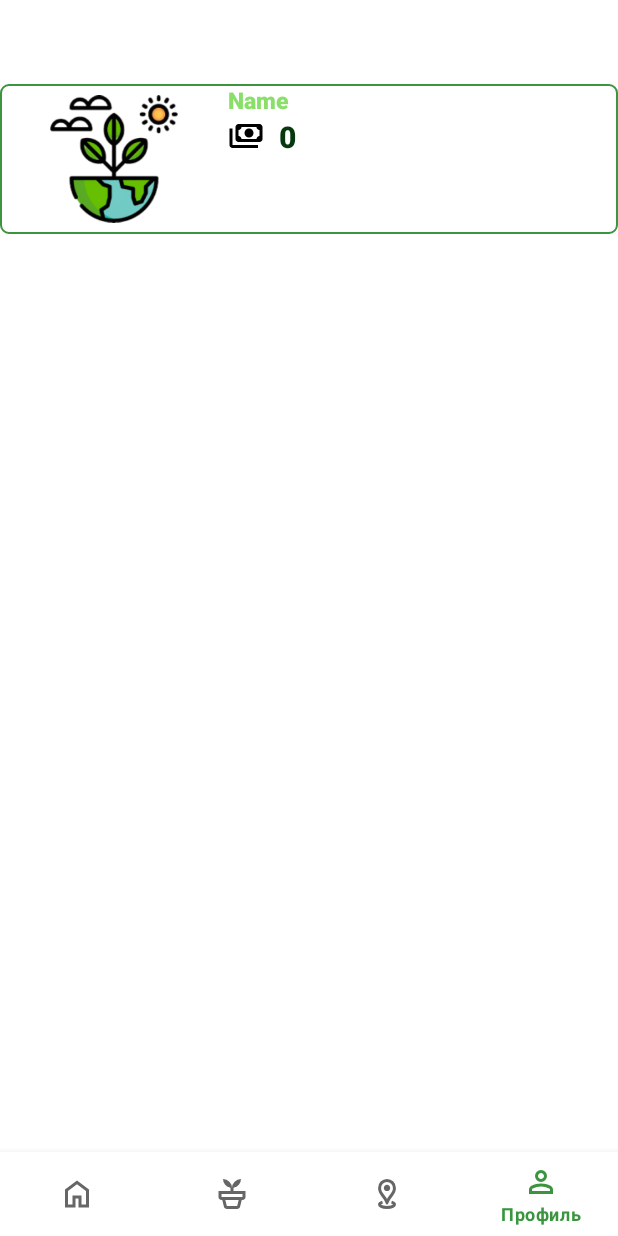
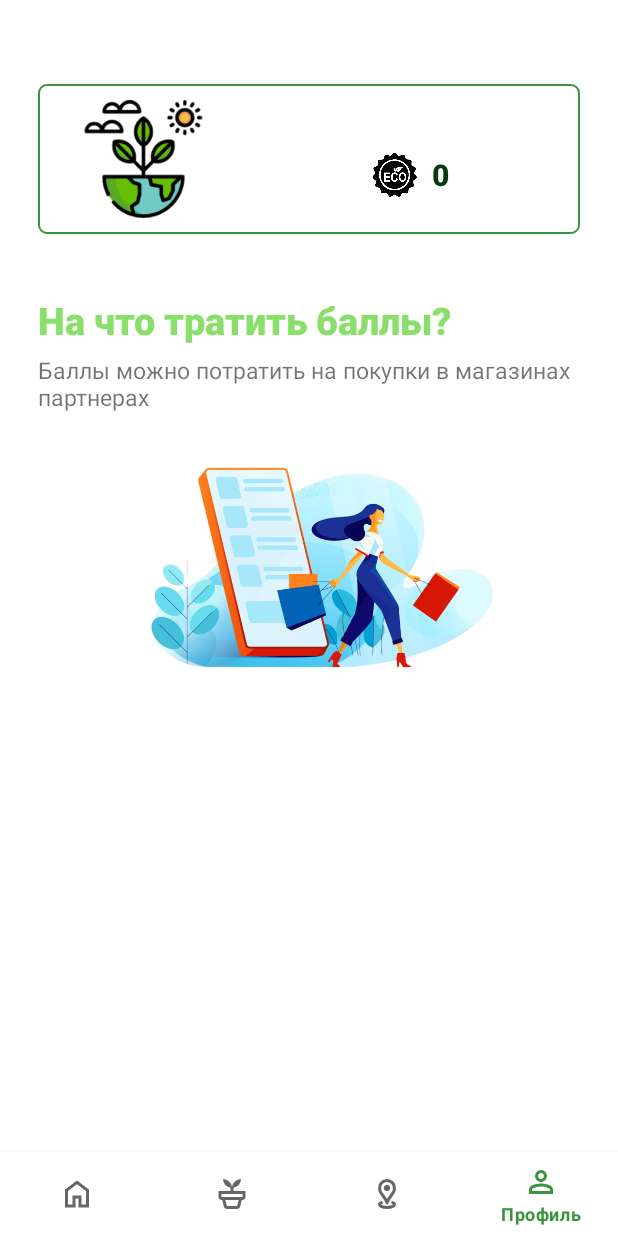
Before and after one commit to Biba2023/EcoAppBest, an Android app: the NotificationsFragment screen opened through its navigation route, on a phone screen of 412 x 824 dp. Run offline under Robolectric (Android 15) with nearby library versions, the phone set to English and light mode, and no system bars; our stand-ins replace navigation-ui.

Commit message:
Added name in profile screen

```diff
--- a/app/src/main/java/com/example/ecoapp/ui/profile/NotificationsFragment.java
+++ b/app/src/main/java/com/example/ecoapp/ui/profile/NotificationsFragment.java
@@ -1,5 +1,9 @@
 package com.example.ecoapp.ui.profile;
 
+
+
+import android.content.Context;
+import android.content.SharedPreferences;
 import android.os.Bundle;
 import android.view.LayoutInflater;
 import android.view.View;
@@ -15,7 +19,8 @@ import com.example.ecoapp.databinding.FragmentNotificationsBinding;
 public class NotificationsFragment extends Fragment {
 
     private FragmentNotificationsBinding binding;
-
+    private static final String PREF_NAME = "UserData";
+    private TextView Name;
     public View onCreateView(@NonNull LayoutInflater inflater,
                              ViewGroup container, Bundle savedInstanceState) {
         NotificationsViewModel notificationsViewModel =
@@ -23,7 +28,12 @@ public class NotificationsFragment extends Fragment {
 
         binding = FragmentNotificationsBinding.inflate(inflater, container, false);
         View root = binding.getRoot();
+        Name = binding.name;
+        SharedPreferences sharedPreferences = requireActivity().getSharedPreferences(PREF_NAME, Context.MODE_PRIVATE);
 
+        String login = sharedPreferences.getString("login", "");
+
+        Name.setText(login);
 
         return root;
     }
--- a/app/src/main/res/layout/activity_food_main.xml
+++ b/app/src/main/res/layout/activity_food_main.xml
@@ -37,7 +37,7 @@
                     android:layout_height="wrap_content"
                     android:fontFamily="sans-serif-black"
                     android:text="Питание"
-                    android:layout_marginStart="60dp"
+                    android:layout_marginStart="70dp"
                     android:layout_gravity="center"
                     android:textColor="@color/PrimaryColorGreen"
                     android:textSize="25sp" />
--- a/app/src/main/res/layout/activity_water_main.xml
+++ b/app/src/main/res/layout/activity_water_main.xml
@@ -36,7 +36,7 @@
                 <TextView
                     android:layout_width="wrap_content"
                     android:layout_height="wrap_content"
-                    android:layout_marginStart="50dp"
+                    android:layout_marginStart="80dp"
                     android:fontFamily="sans-serif-black"
                     android:text="Вода"
                     android:layout_gravity="center"
--- a/app/src/main/res/layout/fragment_notifications.xml
+++ b/app/src/main/res/layout/fragment_notifications.xml
@@ -9,13 +9,14 @@
     android:layout_width="match_parent"
     android:layout_height="wrap_content"
     android:orientation="vertical"
+    android:layout_marginStart="25dp"
+    android:layout_marginEnd="25dp"
     android:weightSum="180">
     <LinearLayout
         android:layout_width="match_parent"
         android:layout_height="wrap_content"
         android:orientation="horizontal"
         android:layout_weight="1"
-
         android:background="@drawable/background_advice"
         android:weightSum="5">
         <ImageView
@@ -27,25 +28,28 @@
             android:layout_width="wrap_content"
             android:layout_height="wrap_content"
             android:orientation="vertical"
+            android:layout_gravity="center_vertical"
             android:layout_weight="4">
         <TextView
+            android:id="@+id/name"
             android:layout_width="wrap_content"
             android:layout_height="wrap_content"
             android:textColor="@color/PrimaryColorGreen"
             android:textSize="15sp"
+            android:layout_gravity="center"
             android:text="Name"
             android:fontFamily="sans-serif-black"/>
             <LinearLayout
                 android:layout_width="wrap_content"
                 android:layout_height="wrap_content"
-                android:layout_gravity="center_vertical"
+                android:layout_gravity="center"
 
                 android:orientation="horizontal">
 
                 <ImageView
-                    android:layout_width="wrap_content"
-                    android:layout_height="wrap_content"
-                    android:src="@drawable/ic_coins"
+                    android:layout_width="30dp"
+                    android:layout_height="30dp"
+                    android:src="@drawable/ic_coin"
                     android:layout_gravity="center"/>
 
                 <TextView
@@ -63,13 +67,28 @@
         </LinearLayout>
 
     </LinearLayout>
+    <TextView
+        android:layout_width="wrap_content"
+        android:layout_height="wrap_content"
+        android:text="На что тратить баллы?"
+        android:fontFamily="sans-serif-black"
+        android:textColor="@color/PrimaryColorGreen"
+        android:textSize="25sp"
+        android:layout_marginTop="40dp"/>
+    <TextView
+        android:layout_width="wrap_content"
+        android:layout_height="wrap_content"
+        android:layout_marginTop="5dp"
+        android:textSize="15sp"
+        android:text="Баллы можно потратить на покупки в магазинах партнерах"/>
+    <ImageView
+        android:layout_width="wrap_content"
+        android:layout_height="200dp"
+        android:src="@drawable/shopping"/>
 </LinearLayout>
     <androidx.constraintlayout.widget.Guideline
         android:layout_width="wrap_content"
         android:layout_height="wrap_content"
-        app:layout_constraintGuide_percent="135"/>
-    <androidx.constraintlayout.widget.Guideline
-        android:layout_width="wrap_content"
-        android:layout_height="wrap_content"
-        app:layout_constraintGuide_percent="10"/>
+        app:layout_constraintGuide_percent="1.85"/>
+
 </androidx.constraintlayout.widget.ConstraintLayout>
```
Also changed, not shown: app/src/main/res/layout/activity_login.xml (+25 -6 lines), app/src/main/res/layout/fragment_dashboard.xml (+6 -4 lines), app/src/main/res/layout/fragment_home.xml (+22 -13 lines), app/src/main/res/drawable/background_login.png (added), app/src/main/res/drawable/fruit.png, app/src/main/res/drawable/plastic_bag.png, app/src/main/res/drawable/shopping.png (added), 3 other files.
